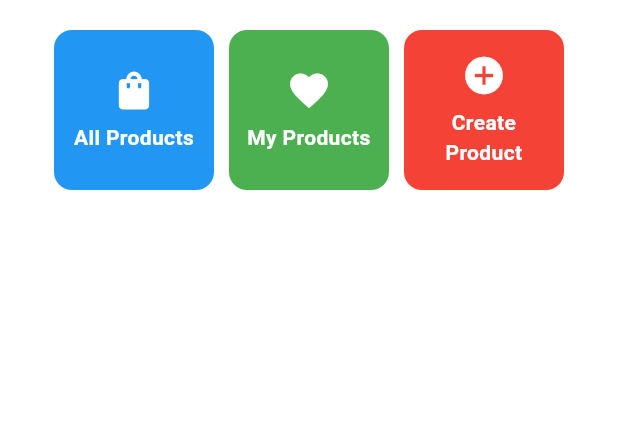
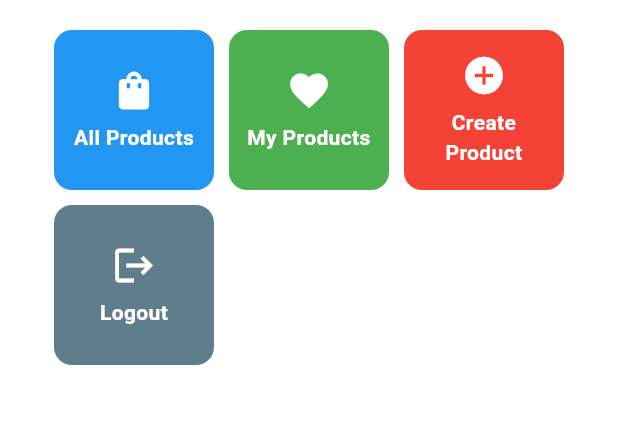
Before and after one commit to slsbilaap/garuda-eleven-mobile, a Flutter app: the MyHomePage screen opened directly, on a phone screen of 412 x 824 dp, the part 387-811 px from its top. Run offline on Flutter 3.47's test engine with Material 3 defaults, Android fonts, the light colour scheme and no system bars; missing offline and left inert: pbp_django_auth.

Commit message:
Tugas 9 done

```diff
--- a/lib/screens/menu.dart
+++ b/lib/screens/menu.dart
@@ -12,6 +12,7 @@ class MyHomePage extends StatelessWidget {
     ItemHomepage("All Products", Icons.shopping_bag, Colors.blue),
     ItemHomepage("My Products", Icons.favorite, Colors.green),
     ItemHomepage("Create Product", Icons.add_circle, Colors.red),
+    ItemHomepage("Logout", Icons.logout, Colors.blueGrey)
   ];
 
   @override
@@ -31,8 +32,7 @@ class MyHomePage extends StatelessWidget {
       drawer: LeftDrawer(),
       body: Padding(
         padding: const EdgeInsets.all(16.0),
-        child: Column(
-          crossAxisAlignment: CrossAxisAlignment.center,
+        child: ListView(
           children: [
             // Row untuk menampilkan 3 InfoCard secara horizontal.
             Row(
@@ -58,7 +58,7 @@ class MyHomePage extends StatelessWidget {
                     ),
                   ),
                   GridView.count(
-                    primary: true,
+                    primary: false,
                     padding: const EdgeInsets.all(20),
                     crossAxisSpacing: 10,
                     mainAxisSpacing: 10,
```
Also changed, not shown: 1 other file.
